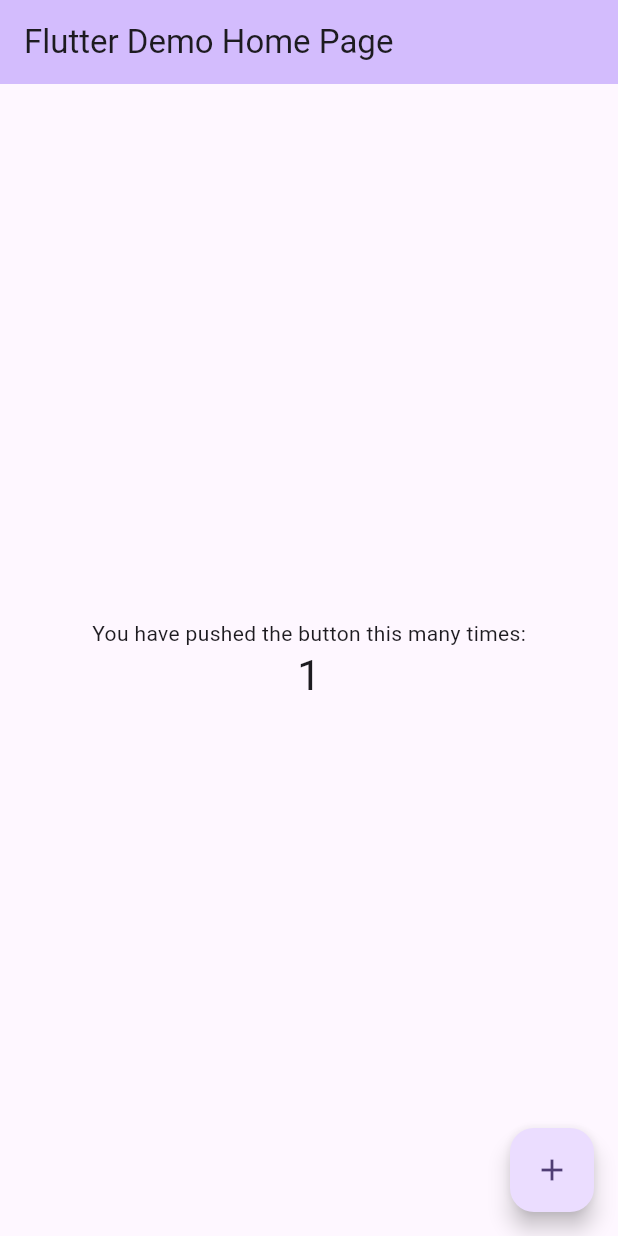
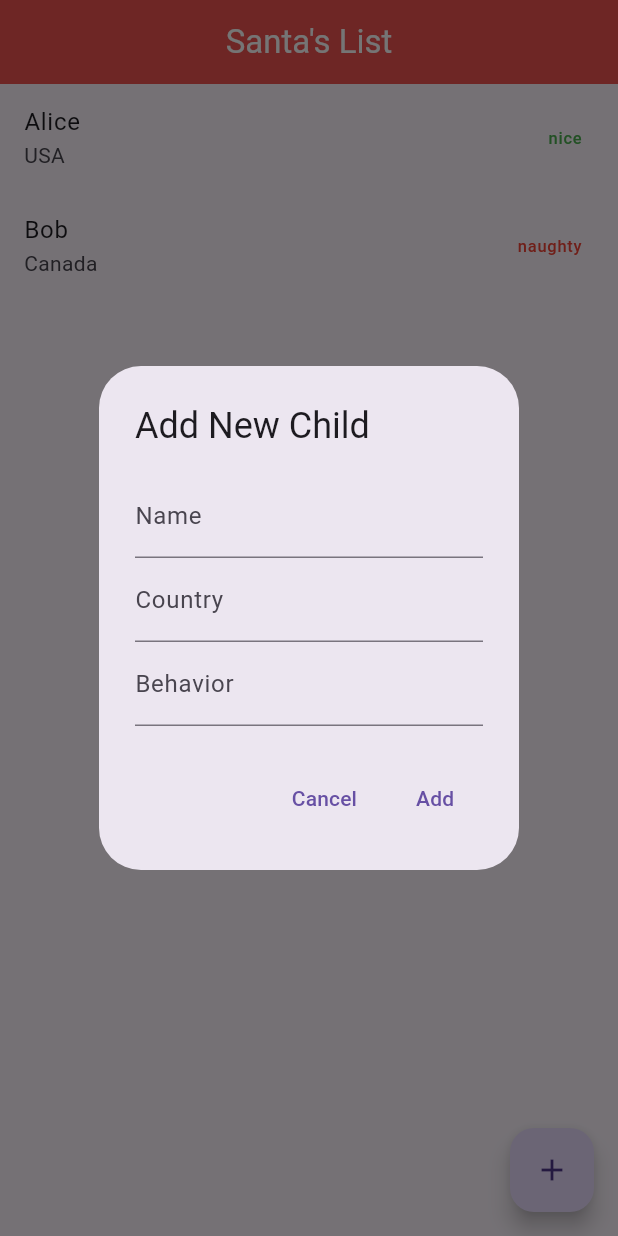
Before and after one commit to Fasica37/app_for_santa, a Flutter app: the screen it shows after launch, after a tap on the "add" icon, on a phone screen of 412 x 824 dp. Run offline on Flutter 3.47's test engine with Material 3 defaults, Android fonts, the phone set to English and light mode, and no system bars; our stand-ins replace flutter_bloc.

Commit message:
child list fetch and and child is completed

```diff
--- /dev/null
+++ b/lib/bloc/child_list_bloc.dart
@@ -0,0 +1,22 @@
+import 'package:flutter_bloc/flutter_bloc.dart';
+
+import '../models/child_content.dart';
+import 'child_list_event.dart';
+import 'child_list_state.dart';
+
+class ChildListBloc extends Bloc<ChildListEvent, ChildListState> {
+  ChildListBloc() : super(InitialState()) {
+    on<ChildListEvent>((event, emit) {
+      if (event is LoadChildListEvent) {
+        emit(LoadedState(
+            List.from(children))); // Return a copy of the static list
+      } else if (event is AddChildEvent) {
+        children.add(event.child);
+        emit(LoadedState(List.from(children)));
+      } else if (event is ChangeStatusEvent) {
+        children[event.index].isNice = !children[event.index].isNice;
+        emit(LoadedState(List.from(children)));
+      }
+    });
+  }
+}
--- /dev/null
+++ b/lib/bloc/child_list_event.dart
@@ -0,0 +1,17 @@
+import '../models/child.dart';
+
+abstract class ChildListEvent {}
+
+class LoadChildListEvent extends ChildListEvent {}
+
+class AddChildEvent extends ChildListEvent {
+  final Child child;
+
+  AddChildEvent(this.child);
+}
+
+class ChangeStatusEvent extends ChildListEvent {
+  final int index;
+
+  ChangeStatusEvent(this.index);
+}
--- /dev/null
+++ b/lib/bloc/child_list_state.dart
@@ -0,0 +1,11 @@
+import 'package:app_for_santa/models/child.dart';
+
+abstract class ChildListState {}
+
+class InitialState extends ChildListState {}
+
+class LoadedState extends ChildListState {
+  final List<Child> children;
+
+  LoadedState(this.children);
+}
--- a/lib/main.dart
+++ b/lib/main.dart
@@ -1,125 +1,27 @@
 import 'package:flutter/material.dart';
+import 'package:flutter_bloc/flutter_bloc.dart';
+
+import 'bloc/child_list_bloc.dart';
+import 'bloc/child_list_event.dart';
+import 'view/home.dart';
 
 void main() {
-  runApp(const MyApp());
+  runApp(MyApp());
 }
 
 class MyApp extends StatelessWidget {
-  const MyApp({super.key});
+  // Instantiate the ChildListBloc to manage the state of the application.
+  final ChildListBloc listBloc = ChildListBloc();
 
-  // This widget is the root of your application.
   @override
   Widget build(BuildContext context) {
     return MaterialApp(
-      title: 'Flutter Demo',
-      theme: ThemeData(
-        // This is the theme of your application.
-        //
-        // TRY THIS: Try running your application with "flutter run". You'll see
-        // the application has a purple toolbar. Then, without quitting the app,
-        // try changing the seedColor in the colorScheme below to Colors.green
-        // and then invoke "hot reload" (save your changes or press the "hot
-        // reload" button in a Flutter-supported IDE, or press "r" if you used
-        // the command line to start the app).
-        //
-        // Notice that the counter didn't reset back to zero; the application
-        // state is not lost during the reload. To reset the state, use hot
-        // restart instead.
-        //
-        // This works for code too, not just values: Most code changes can be
-        // tested with just a hot reload.
-        colorScheme: ColorScheme.fromSeed(seedColor: Colors.deepPurple),
-        useMaterial3: true,
+      debugShowCheckedModeBanner: false,
+      home: BlocProvider(
+        // We provide the bloc instance to the widget tree.
+        create: (context) => listBloc..add(LoadChildListEvent()),
+        child: MyHomePage(),
       ),
-      home: const MyHomePage(title: 'Flutter Demo Home Page'),
     );
   }
 }
-
-class MyHomePage extends StatefulWidget {
-  const MyHomePage({super.key, required this.title});
-
-  // This widget is the home page of your application. It is stateful, meaning
-  // that it has a State object (defined below) that contains fields that affect
-  // how it looks.
-
-  // This class is the configuration for the state. It holds the values (in this
-  // case the title) provided by the parent (in this case the App widget) and
-  // used by the build method of the State. Fields in a Widget subclass are
-  // always marked "final".
-
-  final String title;
-
-  @override
-  State<MyHomePage> createState() => _MyHomePageState();
-}
-
-class _MyHomePageState extends State<MyHomePage> {
-  int _counter = 0;
-
-  void _incrementCounter() {
-    setState(() {
-      // This call to setState tells the Flutter framework that something has
-      // changed in this State, which causes it to rerun the build method below
-      // so that the display can reflect the updated values. If we changed
-      // _counter without calling setState(), then the build method would not be
-      // called again, and so nothing would appear to happen.
-      _counter++;
-    });
-  }
-
-  @override
-  Widget build(BuildContext context) {
-    // This method is rerun every time setState is called, for instance as done
-    // by the _incrementCounter method above.
-    //
-    // The Flutter framework has been optimized to make rerunning build methods
-    // fast, so that you can just rebuild anything that needs updating rather
-    // than having to individually change instances of widgets.
-    return Scaffold(
-      appBar: AppBar(
-        // TRY THIS: Try changing the color here to a specific color (to
-        // Colors.amber, perhaps?) and trigger a hot reload to see the AppBar
-        // change color while the other colors stay the same.
-        backgroundColor: Theme.of(context).colorScheme.inversePrimary,
-        // Here we take the value from the MyHomePage object that was created by
-        // the App.build method, and use it to set our appbar title.
-        title: Text(widget.title),
-      ),
-      body: Center(
-        // Center is a layout widget. It takes a single child and positions it
-        // in the middle of the parent.
-        child: Column(
-          // Column is also a layout widget. It takes a list of children and
-          // arranges them vertically. By default, it sizes itself to fit its
-          // children horizontally, and tries to be as tall as its parent.
-          //
-          // Column has various properties to control how it sizes itself and
-          // how it positions its children. Here we use mainAxisAlignment to
-          // center the children vertically; the main axis here is the vertical
-          // axis because Columns are vertical (the cross axis would be
-          // horizontal).
-          //
-          // TRY THIS: Invoke "debug painting" (choose the "Toggle Debug Paint"
-          // action in the IDE, or press "p" in the console), to see the
-          // wireframe for each widget.
-          mainAxisAlignment: MainAxisAlignment.center,
-          children: <Widget>[
-            const Text(
-              'You have pushed the button this many times:',
-            ),
-            Text(
-              '$_counter',
-              style: Theme.of(context).textTheme.headlineMedium,
-            ),
-          ],
-        ),
-      ),
-      floatingActionButton: FloatingActionButton(
-        onPressed: _incrementCounter,
-        tooltip: 'Increment',
-        child: const Icon(Icons.add),
-      ), // This trailing comma makes auto-formatting nicer for build methods.
-    );
-  }
-}
--- /dev/null
+++ b/lib/models/child.dart
@@ -0,0 +1,11 @@
+class Child {
+  final String name;
+  final String country;
+  bool isNice;
+
+  Child({
+    required this.name,
+    required this.country,
+    required this.isNice,
+  });
+}
--- /dev/null
+++ b/lib/models/child_content.dart
@@ -0,0 +1,6 @@
+import 'child.dart';
+
+List<Child> children = [
+  Child(name: 'Alice', country: 'USA', isNice: true),
+  Child(name: 'Bob', country: 'Canada', isNice: false),
+];
--- /dev/null
+++ b/lib/view/home.dart
@@ -0,0 +1,125 @@
+import 'package:flutter/material.dart';
+import 'package:flutter_bloc/flutter_bloc.dart';
+
+import '../bloc/child_list_bloc.dart';
+import '../bloc/child_list_event.dart';
+import '../bloc/child_list_state.dart';
+import '../models/child.dart';
+
+class MyHomePage extends StatelessWidget {
+  final TextEditingController nameController = TextEditingController();
+  final TextEditingController countryController = TextEditingController();
+  final TextEditingController behaviorController = TextEditingController();
+
+  void _showAddChildDialog(BuildContext context) {
+    showDialog(
+      context: context,
+      builder: (BuildContext context) {
+        return AlertDialog(
+          title: const Text('Add New Child'),
+          content: IntrinsicHeight(
+            child: Column(
+              children: [
+                TextField(
+                  controller: nameController,
+                  decoration: const InputDecoration(labelText: 'Name'),
+                ),
+                TextField(
+                  controller: countryController,
+                  decoration: const InputDecoration(labelText: 'Country'),
+                ),
+                TextField(
+                  controller: behaviorController,
+                  decoration: const InputDecoration(labelText: 'Behavior'),
+                ),
+              ],
+            ),
+          ),
+          actions: [
+            TextButton(
+              onPressed: () {
+                Navigator.of(context).pop();
+              },
+              child: const Text('Cancel'),
+            ),
+            TextButton(
+              onPressed: () {
+                String name = nameController.text;
+                String country = countryController.text;
+                if (name.isNotEmpty && country.isNotEmpty) {
+                  context.read<ChildListBloc>().add(
+                        AddChildEvent(
+                          Child(
+                            name: name,
+                            country: country,
+                            isNice: behaviorController.text == 'nice'
+                                ? true
+                                : false,
+                          ),
+                        ),
+                      );
+                  nameController.clear();
+                  countryController.clear();
+                  behaviorController.clear();
+                  Navigator.of(context).pop();
+                }
+              },
+              child: const Text('Add'),
+            ),
+          ],
+        );
+      },
+    );
+  }
+
+  @override
+  Widget build(BuildContext context) {
+    return Scaffold(
+      appBar: AppBar(
+        backgroundColor: Colors.red[400],
+        foregroundColor: Colors.white,
+        title: const Center(
+          child: Text(
+            'Santa\'s List',
+          ),
+        ),
+      ),
+      body: BlocBuilder<ChildListBloc, ChildListState>(
+        builder: (context, state) {
+          if (state is InitialState) {
+            return const Center(child: CircularProgressIndicator());
+          } else if (state is LoadedState) {
+            return ListView.builder(
+              itemCount: state.children.length,
+              itemBuilder: (context, index) {
+                return ListTile(
+                  title: Text(state.children[index].name),
+                  subtitle: Text(state.children[index].country),
+                  trailing: state.children[index].isNice
+                      ? const Text(
+                          'nice',
+                          style: TextStyle(color: Colors.green),
+                        )
+                      : const Text(
+                          'naughty',
+                          style: TextStyle(color: Colors.red),
+                        ),
+                  onTap: () {
+                    context.read<ChildListBloc>().add(ChangeStatusEvent(index));
+                  },
+                );
+              },
+            );
+          }
+          return Container();
+        },
+      ),
+      floatingActionButton: FloatingActionButton(
+        onPressed: () {
+          _showAddChildDialog(context);
+        },
+        child: const Icon(Icons.add),
+      ),
+    );
+  }
+}
```
Also changed, not shown: pubspec.yaml (+3 -4 lines), pubspec.lock.
